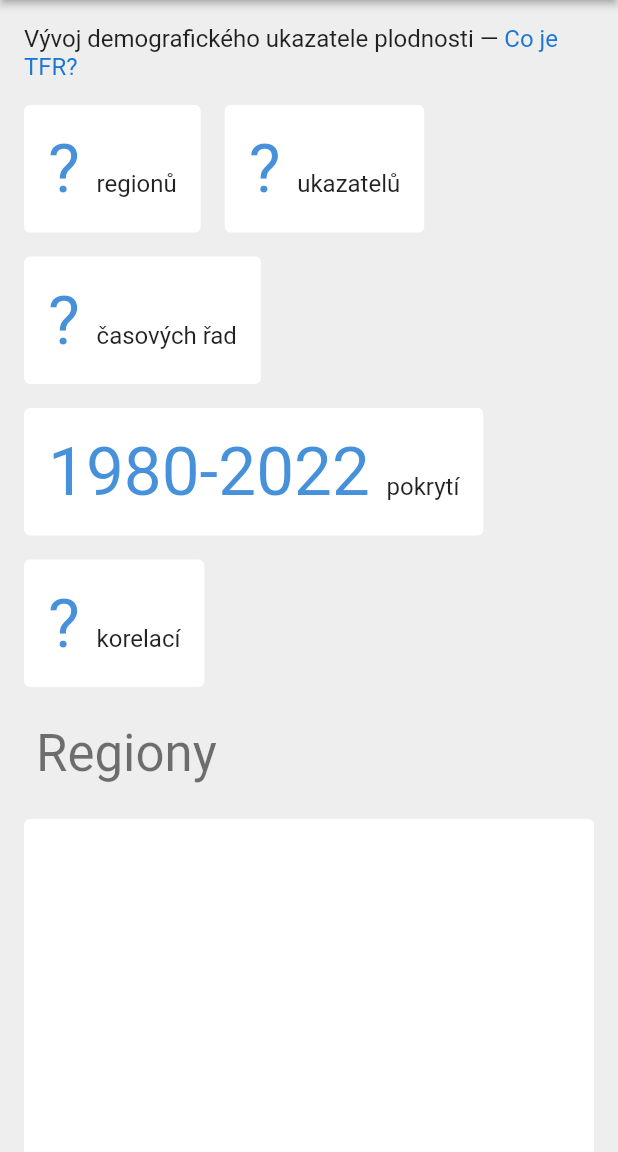
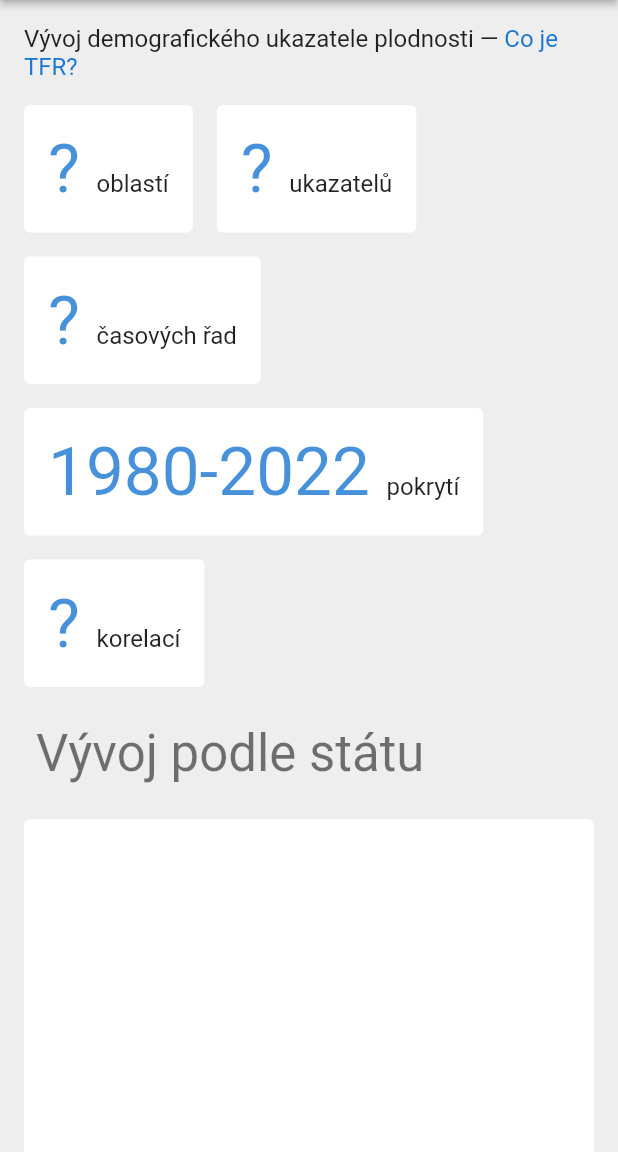
Before and after one commit to opendatalabcz/tfr-dashboard, a Flutter app: the screen it shows after launch, on a phone screen of 412 x 824 dp, the part 84-1236 px from its top. Run offline on Flutter 3.47's test engine with Material 2 defaults, Android fonts, the light colour scheme and no system bars; our stand-ins replace flutter_riverpod, riverpod, shared_preferences, syncfusion_flutter_charts; network calls fail.

Commit message:
Edit texts to reflect used algorithms, cleanup

```diff
--- a/app/lib/src/app/presentation/dashboard/numbers_strip.dart
+++ b/app/lib/src/app/presentation/dashboard/numbers_strip.dart
@@ -19,14 +19,14 @@ class NumbersStrip extends ConsumerWidget {
     return Wrap(
       children: [
         DashboardSingleValueCard(
-          title: 'regionů',
+          title: 'oblastí',
           value: regionsCountAsyncValue.maybeWhen(
             data: (data) => data.toString(),
             orElse: () => '?',
           ),
           dialog: const TextDialog(
             'Aplikace zpřístupňuje data ze zemí Evropské unie a několika dalších geograficky a kulturně blízkých států, aby byly výsledky porovnatelné. Navíc je možné prohlédnout si evropský a celosvětový průměr.',
-            title: 'Regiony',
+            title: 'Oblasti',
           ),
         ),
         DashboardSingleValueCard(
@@ -47,7 +47,7 @@ class NumbersStrip extends ConsumerWidget {
             orElse: () => '?',
           ),
           dialog: const TextDialog(
-            'Ukazatele, které aplikace nabízí, mají většinou dostupná data pro více zemí. Každý vývoj daného ukazatele v čase a určitém regionu tvoří jednu časovou řadu. Tu je možné porovnat s vývojem TFR ve stejném regionu či napříč regiony.',
+            'Ukazatele, které aplikace nabízí, mají většinou dostupná data pro více zemí. Každý vývoj daného ukazatele v čase a určitém státě tvoří jednu časovou řadu. Tu je možné porovnat s vývojem TFR ve stejném státě či napříč státy.',
             title: 'Časové řady',
           ),
         ),
@@ -66,7 +66,7 @@ class NumbersStrip extends ConsumerWidget {
             orElse: () => '?',
           ),
           dialog: const TextDialog(
-            'Aplikace umožňuje zobrazení ukazatelů, které korelují s TFR a mají tedy podobný průběh čase. Korelace však nemusí znamenat, že je mezi daným ukazatelem a TFR příčinná souvislost. S pomocí nalezených ukazatelů je také vypočítaná předpověď vývoje TFR.',
+            'Aplikace umožňuje zobrazení ukazatelů, které korelují s TFR a mají tedy podobný průběh čase. Korelace však nemusí znamenat, že je mezi daným ukazatelem a TFR příčinná souvislost.',
             title: 'Korelace',
           ),
         ),
--- a/app/lib/src/app/presentation/dashboard/regions.dart
+++ b/app/lib/src/app/presentation/dashboard/regions.dart
@@ -16,7 +16,7 @@ class RegionsDashboard extends StatelessWidget {
     return Column(
       crossAxisAlignment: CrossAxisAlignment.start,
       children: [
-        const SectionTitle(title: 'Regiony'),
+        const SectionTitle(title: 'Vývoj podle státu'),
         LayoutBuilder(
           builder: (context, constraints) {
             if (constraints.maxWidth >=
--- a/app/lib/src/data/presentation/data_source.dart
+++ b/app/lib/src/data/presentation/data_source.dart
@@ -246,7 +246,7 @@ class DatasetCard extends ConsumerWidget {
           ListTile(
             leading: const Icon(Icons.insights),
             title: Text(timeSeriesCountAsyncValue.maybeWhen(
-              data: (data) => 'Dostupné časové řady pro $data regionů',
+              data: (data) => 'Dostupné časové řady pro $data států',
               orElse: () => 'Jednotka',
             )),
           ),
@@ -258,7 +258,7 @@ class DatasetCard extends ConsumerWidget {
           ),
           ListTile(
             leading: const Icon(Icons.poll),
-            title: const Text('Vývoj ve zvoleném regionu'),
+            title: const Text('Vývoj ve zvoleném státě'),
             subtitle: selectedRegionAsyncValue.maybeWhen(
                 data: (data) => Text(data.name), orElse: () => null),
           ),
@@ -304,14 +304,14 @@ class DatasetCard extends ConsumerWidget {
                   );
                 },
                 error: (_, __) => const Center(
-                  child: Text('Vývoj pro zvolený region není dostupný'),
+                  child: Text('Vývoj pro zvolený stát není dostupný'),
                 ),
                 loading: () => Container(),
               ),
             ),
           ),
           ListTile(
-            title: const Text('Zobrazit detaily a ostatní regiony'),
+            title: const Text('Zobrazit detaily a ostatní státy'),
             onTap: () {
               Navigator.pushNamed(context, '/dataset/$datasetId');
             },
--- a/app/lib/src/data/presentation/dataset.dart
+++ b/app/lib/src/data/presentation/dataset.dart
@@ -103,10 +103,10 @@ class DatasetPage extends ConsumerWidget {
                   ],
                 ),
               ),
-              const SectionTitle(title: 'Korelace napříč regiony'),
+              const SectionTitle(title: 'Korelace napříč státy'),
               InterRegionDetailsCard(datasetId: datasetId),
               const SectionTitle(
-                  title: 'Nalezené korelace v jednotlivých regionech'),
+                  title: 'Nalezené korelace v jednotlivých státech'),
               Expanded(
                   child: RegionDetails(
                 datasetId: datasetId,
@@ -114,7 +114,7 @@ class DatasetPage extends ConsumerWidget {
                 selectedRegionIdProviderOverride:
                     selectedCorrelatingRegionIdProvider,
               )),
-              const SectionTitle(title: 'Regiony bez korelace'),
+              const SectionTitle(title: 'Státy bez korelace'),
               Expanded(
                   child: RegionDetails(
                 datasetId: datasetId,
--- a/app/lib/src/data/presentation/dataset/inter_region_details.dart
+++ b/app/lib/src/data/presentation/dataset/inter_region_details.dart
@@ -36,7 +36,7 @@ class InterRegionDetailsCard extends ConsumerWidget {
                       .tilePadding
                       .copyWith(top: 0),
                   child: const Text(
-                    'Graf popisuje vztah mezi hodnotami ukazatele a hodnotami TFR v každém roce napříč regiony. Korelace byla nalezena v těch časových úsecích, kde je plocha grafu podbarvená. Není-li graf podbarvený nikde, korelace ukazatele a TFR napříč regiony nalezena nebyla.',
+                    'Graf popisuje vztah mezi hodnotami ukazatele a hodnotami TFR v každém roce napříč státy. Korelace byla nalezena v těch časových úsecích, kde je plocha grafu podbarvená. Není-li graf podbarvený nikde, korelace ukazatele a TFR napříč státy nalezena nebyla.',
                   ),
                 ),
                 Padding(
@@ -45,7 +45,7 @@ class InterRegionDetailsCard extends ConsumerWidget {
                       .tilePadding
                       .copyWith(top: 0, bottom: 0),
                   child: const Text(
-                    'Pokud je hodnota korelačního koeficientu kladná, pak platí, že v regionech, kde má ukazatel vysokou hodnotu, je vysoké i TFR (pozitivní korelace). Je-li ale korelační koeficient záporný, pak v regionech, kde má ukazatel vysokou hodnotu, je naopak TFR nízké (negativní korelace).',
+                    'Pokud je hodnota korelačního koeficientu kladná, pak platí, že v zemích, kde má ukazatel vysokou hodnotu, je vysoké i TFR (pozitivní korelace). Je-li korelační koeficient záporný, pak v zemích, kde má ukazatel vysokou hodnotu, je naopak TFR nízké (negativní korelace). Síla korelace závisí na hodnotě korelačního koeficientu, čím dál je od nuly, tím je korelace silnější.',
                   ),
                 ),
                 Padding(
@@ -56,7 +56,7 @@ class InterRegionDetailsCard extends ConsumerWidget {
                       showDialog(
                         context: context,
                         builder: (_) => const TextDialog(
-                          'Pro oveření korelace se používá jednak pearsonův korelační koeficient, jednak p hodnota statistického testu nenulovosti sklonu regresní přímky. Korelace platí, pokud je korelační koeficient dostatečně daleko od nuly (v absolutní hodnotě alespoň 0.4) a zároveň je p hodnota testu nižší než 0.05 (zamítáme na 95% hladině hypotézu, že regresní přímka má nulový sklon).',
+                          'Pro oveření korelace se používá p hodnota statistického testu nenulovosti sklonu regresní přímky. Pokud je p hodnota nižší než 0.05 (zamítáme na 95% hladině hypotézu, že regresní přímka má nulový sklon), pak považujeme lineární závislost mezi hodnotami za potvrzenou. Sílu korelace a její znaménko pak zjistíme z hodnoty korelačního koeficientu.',
                           title: 'Metoda výpočtu korelace',
                         ),
                       );
@@ -70,7 +70,7 @@ class InterRegionDetailsCard extends ConsumerWidget {
           return Padding(
             padding: CustomTheme.of(context).sizes.padding,
             child: Text(
-              'Korelace napříč regiony není dostupná, protože ukazatel nemá hodnoty v dostatečném počtu regionů.',
+              'Korelace napříč státy není dostupná, protože ukazatel nemá hodnoty v dostatečném počtu států.',
               style: Theme.of(context).textTheme.subtitle1,
             ),
           );
```
Also changed, not shown: app/lib/src/data/presentation/dataset/region_details.dart (+4 -4 lines).
